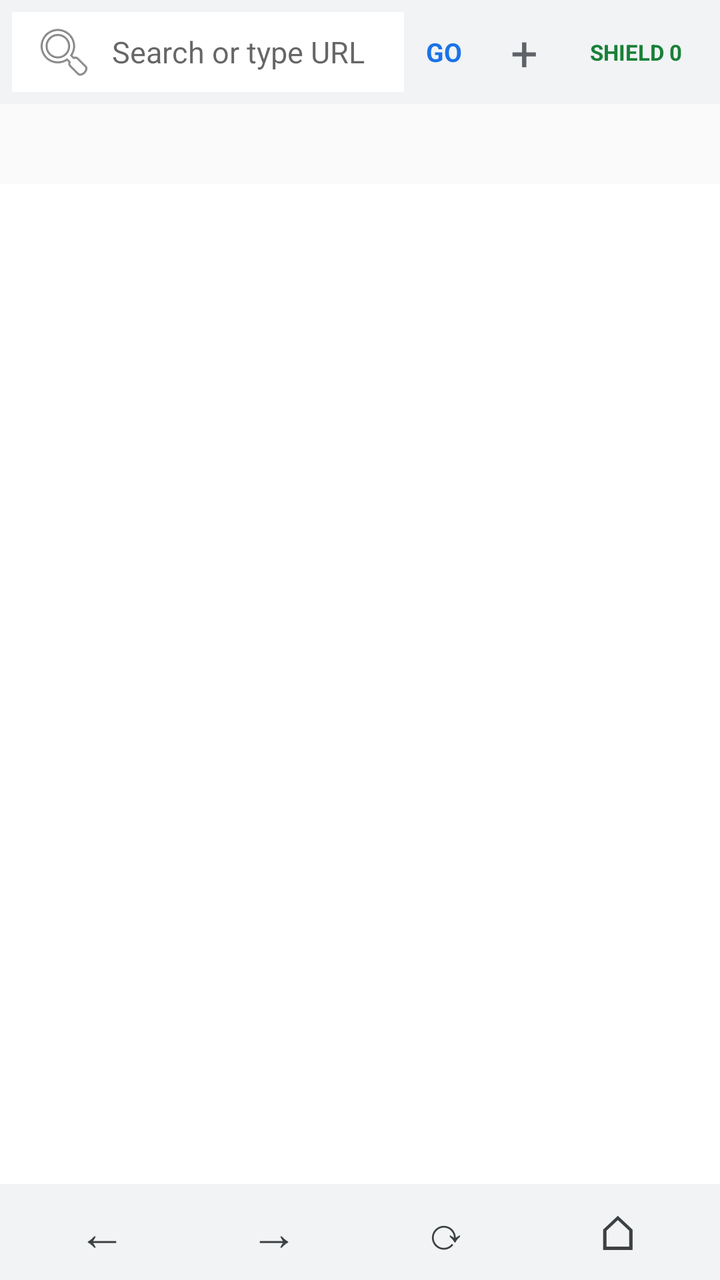
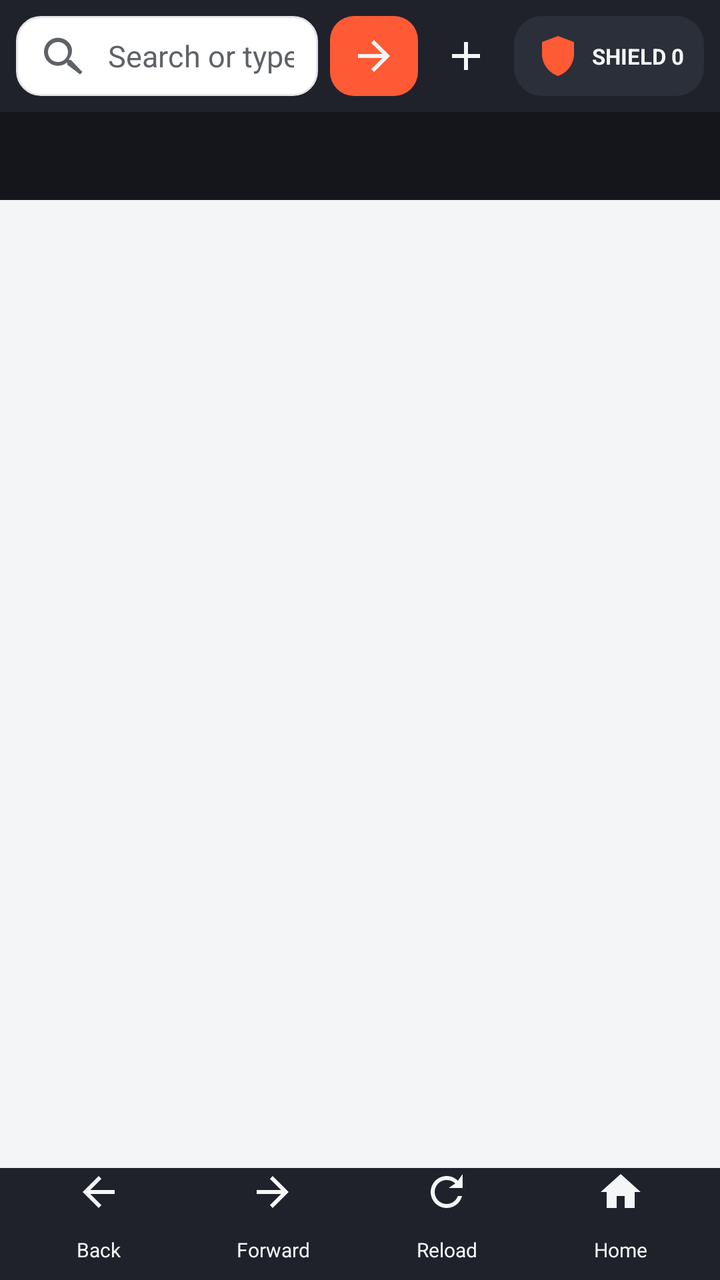

An Android layout rendered at two revisions. The XML below is the earlier revision; the diff shows what the commit changed to produce the second picture.
<!-- AndroidManifest.xml: application theme Theme.LightweightBrowser -->
<!-- res/layout/activity_main.xml -->
<?xml version="1.0" encoding="utf-8"?>
<LinearLayout xmlns:android="http://schemas.android.com/apk/res/android"
    android:layout_width="match_parent"
    android:layout_height="match_parent"
    android:orientation="vertical"
    android:background="@android:color/white">

    
    <LinearLayout
        android:layout_width="match_parent"
        android:layout_height="wrap_content"
        android:orientation="horizontal"
        android:gravity="center_vertical"
        android:background="#F1F3F4"
        android:paddingStart="6dp"
        android:paddingTop="6dp"
        android:paddingEnd="6dp"
        android:paddingBottom="6dp">

        <EditText
            android:id="@+id/urlEditText"
            android:layout_width="0dp"
            android:layout_height="40dp"
            android:layout_weight="1"
            android:background="@android:color/white"
            android:drawableStart="@android:drawable/ic_menu_search"
            android:drawablePadding="8dp"
            android:hint="Search or type URL"
            android:imeOptions="actionGo"
            android:inputType="textUri"
            android:maxLines="1"
            android:paddingStart="10dp"
            android:paddingEnd="10dp"
            android:singleLine="true"
            android:textColor="#202124"
            android:textSize="15sp" />

        <TextView
            android:id="@+id/goButton"
            android:layout_width="wrap_content"
            android:layout_height="40dp"
            android:gravity="center"
            android:minWidth="40dp"
            android:paddingStart="6dp"
            android:paddingEnd="6dp"
            android:text="GO"
            android:textColor="#1A73E8"
            android:textSize="13sp"
            android:textStyle="bold"
            android:background="?android:attr/selectableItemBackground"
            android:contentDescription="Go" />

        <TextView
            android:id="@+id/newTabButton"
            android:layout_width="40dp"
            android:layout_height="40dp"
            android:gravity="center"
            android:text="+"
            android:textColor="#5F6368"
            android:textSize="24sp"
            android:background="?android:attr/selectableItemBackground"
            android:contentDescription="New tab" />

        <TextView
            android:id="@+id/shieldButton"
            android:layout_width="wrap_content"
            android:layout_height="40dp"
            android:gravity="center"
            android:minWidth="72dp"
            android:paddingStart="4dp"
            android:paddingEnd="4dp"
            android:text="SHIELD 0"
            android:textColor="#188038"
            android:textSize="11sp"
            android:textStyle="bold"
            android:background="?android:attr/selectableItemBackground"
            android:contentDescription="Ad blocking shield" />
    </LinearLayout>

    <HorizontalScrollView
        android:layout_width="match_parent"
        android:layout_height="40dp"
        android:background="#FAFAFA"
        android:paddingStart="6dp"
        android:paddingEnd="6dp"
        android:scrollbars="none">

        <LinearLayout
            android:id="@+id/tabBarContainer"
            android:layout_width="wrap_content"
            android:layout_height="match_parent"
            android:gravity="center_vertical"
            android:orientation="horizontal" />
    </HorizontalScrollView>

    <FrameLayout
        android:id="@+id/tabContentContainer"
        android:layout_width="match_parent"
        android:layout_height="0dp"
        android:layout_weight="1" />

    <LinearLayout
        android:layout_width="match_parent"
        android:layout_height="48dp"
        android:background="#F1F3F4"
        android:gravity="center_vertical"
        android:orientation="horizontal"
        android:paddingStart="8dp"
        android:paddingEnd="8dp">

        <TextView
            android:id="@+id/backButton"
            android:layout_width="0dp"
            android:layout_height="match_parent"
            android:layout_weight="1"
            android:gravity="center"
            android:text="←"
            android:textColor="#3C4043"
            android:textSize="24sp"
            android:background="?android:attr/selectableItemBackground"
            android:contentDescription="Back" />

        <TextView
            android:id="@+id/forwardButton"
            android:layout_width="0dp"
            android:layout_height="match_parent"
            android:layout_weight="1"
            android:gravity="center"
            android:text="→"
            android:textColor="#3C4043"
            android:textSize="24sp"
            android:background="?android:attr/selectableItemBackground"
            android:contentDescription="Forward" />

        <TextView
            android:id="@+id/reloadButton"
            android:layout_width="0dp"
            android:layout_height="match_parent"
            android:layout_weight="1"
            android:gravity="center"
            android:text="⟳"
            android:textColor="#3C4043"
            android:textSize="22sp"
            android:background="?android:attr/selectableItemBackground"
            android:contentDescription="Reload" />

        <TextView
            android:id="@+id/homeButton"
            android:layout_width="0dp"
            android:layout_height="match_parent"
            android:layout_weight="1"
            android:gravity="center"
            android:text="⌂"
            android:textColor="#3C4043"
            android:textSize="24sp"
            android:background="?android:attr/selectableItemBackground"
            android:contentDescription="New tab page" />
    </LinearLayout>

</LinearLayout>
<!-- resources referenced by this layout -->
<resources>
  <style name="Base.Theme.LightweightBrowser" parent="@android:style/Theme.Material.Light.NoActionBar" />
  <!-- unchanged entries left out for length: 1 -->
</resources>

<!-- the commit's change to res/layout/activity_main.xml (unified diff, before → after) -->
@@ -3,84 +3,86 @@
     android:layout_width="match_parent"
     android:layout_height="match_parent"
     android:orientation="vertical"
-    android:background="@android:color/white">
+    android:background="@color/surface_alt">
 
     
     <LinearLayout
         android:layout_width="match_parent"
-        android:layout_height="wrap_content"
+        android:layout_height="@dimen/toolbar_height"
         android:orientation="horizontal"
         android:gravity="center_vertical"
-        android:background="#F1F3F4"
-        android:paddingStart="6dp"
-        android:paddingTop="6dp"
-        android:paddingEnd="6dp"
-        android:paddingBottom="6dp">
+        android:background="@color/brand_primary"
+        android:paddingStart="8dp"
+        android:paddingEnd="8dp">
 
         <EditText
             android:id="@+id/urlEditText"
             android:layout_width="0dp"
-            android:layout_height="40dp"
+            android:layout_height="@dimen/omnibox_height"
             android:layout_weight="1"
-            android:background="@android:color/white"
-            android:drawableStart="@android:drawable/ic_menu_search"
-            android:drawablePadding="8dp"
+            android:background="@drawable/url_field_background"
+            android:drawableStart="@drawable/ic_search"
+            android:drawablePadding="10dp"
             android:hint="Search or type URL"
             android:imeOptions="actionGo"
             android:inputType="textUri"
             android:maxLines="1"
-            android:paddingStart="10dp"
-            android:paddingEnd="10dp"
+            android:paddingStart="12dp"
+            android:paddingEnd="12dp"
             android:singleLine="true"
-            android:textColor="#202124"
+            android:textColor="@color/text_primary"
+            android:textColorHint="@color/text_secondary"
             android:textSize="15sp" />
 
         <TextView
             android:id="@+id/goButton"
-            android:layout_width="wrap_content"
-            android:layout_height="40dp"
-            android:gravity="center"
-            android:minWidth="40dp"
-            android:paddingStart="6dp"
-            android:paddingEnd="6dp"
-            android:text="GO"
-            android:textColor="#1A73E8"
-            android:textSize="13sp"
-            android:textStyle="bold"
-            android:background="?android:attr/selectableItemBackground"
-            android:contentDescription="Go" />
+            android:layout_width="44dp"
+            android:layout_height="@dimen/omnibox_height"
+            android:layout_marginStart="6dp"
+            android:background="@drawable/toolbar_action_background"
+            android:contentDescription="Go"
+            android:drawableStart="@drawable/ic_arrow_forward"
+            android:gravity="center_vertical"
+            android:paddingStart="10dp"
+            android:text=""
+            android:textSize="0sp" />
 
         <TextView
             android:id="@+id/newTabButton"
             android:layout_width="40dp"
-            android:layout_height="40dp"
-            android:gravity="center"
-            android:text="+"
-            android:textColor="#5F6368"
-            android:textSize="24sp"
+            android:layout_height="@dimen/omnibox_height"
+            android:layout_marginStart="4dp"
             android:background="?android:attr/selectableItemBackground"
-            android:contentDescription="New tab" />
+            android:contentDescription="New tab"
+            android:drawableStart="@drawable/ic_add"
+            android:gravity="center_vertical"
+            android:paddingStart="8dp"
+            android:text=""
+            android:textSize="0sp" />
 
         <TextView
             android:id="@+id/shieldButton"
             android:layout_width="wrap_content"
-            android:layout_height="40dp"
+            android:layout_height="@dimen/omnibox_height"
+            android:layout_marginStart="4dp"
+            android:minWidth="76dp"
+            android:paddingStart="10dp"
+            android:paddingEnd="10dp"
+            android:background="@drawable/shield_pill_background"
+            android:contentDescription="Ad blocking shield"
+            android:drawableStart="@drawable/ic_shield_small"
+            android:drawablePadding="5dp"
             android:gravity="center"
-            android:minWidth="72dp"
-            android:paddingStart="4dp"
-            android:paddingEnd="4dp"
             android:text="SHIELD 0"
-            android:textColor="#188038"
+            android:textColor="@color/icon_on_dark"
             android:textSize="11sp"
-            android:textStyle="bold"
-            android:background="?android:attr/selectableItemBackground"
-            android:contentDescription="Ad blocking shield" />
+            android:textStyle="bold" />
     </LinearLayout>
 
     <HorizontalScrollView
         android:layout_width="match_parent"
-        android:layout_height="40dp"
-        android:background="#FAFAFA"
+        android:layout_height="@dimen/tab_bar_height"
+        android:background="@color/brand_primary_dark"
         android:paddingStart="6dp"
         android:paddingEnd="6dp"
         android:scrollbars="none">
@@ -101,60 +103,68 @@
 
     <LinearLayout
         android:layout_width="match_parent"
-        android:layout_height="48dp"
-        android:background="#F1F3F4"
+        android:layout_height="@dimen/bottom_bar_height"
+        android:orientation="horizontal"
         android:gravity="center_vertical"
-        android:orientation="horizontal"
-        android:paddingStart="8dp"
-        android:paddingEnd="8dp">
+        android:background="@color/brand_primary"
+        android:paddingStart="6dp"
+        android:paddingEnd="6dp">
 
         <TextView
             android:id="@+id/backButton"
             android:layout_width="0dp"
             android:layout_height="match_parent"
             android:layout_weight="1"
+            android:background="?android:attr/selectableItemBackground"
+            android:contentDescription="Back"
+            android:drawablePadding="2dp"
+            android:drawableTop="@drawable/ic_back"
             android:gravity="center"
-            android:text="←"
-            android:textColor="#3C4043"
-            android:textSize="24sp"
-            android:background="?android:attr/selectableItemBackground"
-            android:contentDescription="Back" />
+            android:text="Back"
+            android:textColor="@color/nav_item_colors"
+            android:textSize="10sp" />
 
         <TextView
             android:id="@+id/forwardButton"
             android:layout_width="0dp"
             android:layout_height="match_parent"
             android:layout_weight="1"
+            android:background="?android:attr/selectableItemBackground"
+            android:contentDescription="Forward"
+            android:drawablePadding="2dp"
+            android:drawableTop="@drawable/ic_forward"
             android:gravity="center"
-            android:text="→"
-            android:textColor="#3C4043"
-            android:textSize="24sp"
-            android:background="?android:attr/selectableItemBackground"
-            android:contentDescription="Forward" />
+            android:text="Forward"
+            android:textColor="@color/nav_item_colors"
+            android:textSize="10sp" />
 
         <TextView
             android:id="@+id/reloadButton"
             android:layout_width="0dp"
             android:layout_height="match_parent"
             android:layout_weight="1"
+            android:background="?android:attr/selectableItemBackground"
+            android:contentDescription="Reload"
+            android:drawablePadding="2dp"
+            android:drawableTop="@drawable/ic_reload"
             android:gravity="center"
-            android:text="⟳"
-            android:textColor="#3C4043"
-            android:textSize="22sp"
-            android:background="?android:attr/selectableItemBackground"
-            android:contentDescription="Reload" />
+            android:text="Reload"
+            android:textColor="@color/nav_item_colors"
+            android:textSize="10sp" />
 
         <TextView
             android:id="@+id/homeButton"
             android:layout_width="0dp"
             android:layout_height="match_parent"
             android:layout_weight="1"
+            android:background="?android:attr/selectableItemBackground"
+            android:contentDescription="New tab page"
+            android:drawablePadding="2dp"
+            android:drawableTop="@drawable/ic_home"
             android:gravity="center"
-            android:text="⌂"
-            android:textColor="#3C4043"
-            android:textSize="24sp"
-            android:background="?android:attr/selectableItemBackground"
-            android:contentDescription="New tab page" />
+            android:text="Home"
+            android:textColor="@color/nav_item_colors"
+            android:textSize="10sp" />
     </LinearLayout>
 
 </LinearLayout>
<!-- resource entries referenced after the edit -->
@@ -1,6 +1,132 @@
 <!-- resources referenced by this layout -->
 <resources>
-  <style name="Base.Theme.LightweightBrowser" parent="@android:style/Theme.Material.Light.NoActionBar" />
+  <color name="brand_primary">#FF1F222B</color>
+  <color name="brand_primary_dark">#FF14161C</color>
+  <color name="icon_on_dark">#FFF5F6F7</color>
+  <color name="surface_alt">#FFF4F5F7</color>
+  <color name="text_primary">#FF202124</color>
+  <color name="text_secondary">#FF5F6368</color>
+  <dimen name="bottom_bar_height">56dp</dimen>
+  <dimen name="omnibox_height">40dp</dimen>
+  <dimen name="tab_bar_height">44dp</dimen>
+  <dimen name="toolbar_height">56dp</dimen>
+  <!-- drawable ic_add (drawable) -->
+  <vector xmlns:android="http://schemas.android.com/apk/res/android"
+      android:width="24dp"
+      android:height="24dp"
+      android:viewportWidth="24"
+      android:viewportHeight="24">
+      <path
+          android:fillColor="@color/icon_on_dark"
+          android:pathData="M19,13h-6v6h-2v-6H5v-2h6V5h2v6h6z" />
+  </vector>
+  <!-- drawable ic_arrow_forward (drawable) -->
+  <vector xmlns:android="http://schemas.android.com/apk/res/android"
+      android:width="24dp"
+      android:height="24dp"
+      android:viewportWidth="24"
+      android:viewportHeight="24">
+      <path
+          android:fillColor="@color/icon_on_dark"
+          android:pathData="M12,4l-1.4,1.4L16.2,11H4v2h12.2l-5.6,5.6L12,20l8,-8z" />
+  </vector>
+  <!-- drawable ic_back (drawable) -->
+  <vector xmlns:android="http://schemas.android.com/apk/res/android"
+      android:width="24dp"
+      android:height="24dp"
+      android:viewportWidth="24"
+      android:viewportHeight="24">
+      <path
+          android:fillColor="@color/icon_on_dark"
+          android:pathData="M20,11H7.8l5.6,-5.6L12,4l-8,8 8,8 1.4,-1.4L7.8,13H20z" />
+  </vector>
+  <!-- drawable ic_forward (drawable) -->
+  <vector xmlns:android="http://schemas.android.com/apk/res/android"
+      android:width="24dp"
+      android:height="24dp"
+      android:viewportWidth="24"
+      android:viewportHeight="24">
+      <path
+          android:fillColor="@color/icon_on_dark"
+          android:pathData="M4,11h12.2l-5.6,-5.6L12,4l8,8 -8,8 -1.4,-1.4L16.2,13H4z" />
+  </vector>
+  <!-- drawable ic_home (drawable) -->
+  <vector xmlns:android="http://schemas.android.com/apk/res/android"
+      android:width="24dp"
+      android:height="24dp"
+      android:viewportWidth="24"
+      android:viewportHeight="24">
+      <path
+          android:fillColor="@color/icon_on_dark"
+          android:pathData="M10,20v-6h4v6h5v-8h3L12,3 2,12h3v8z" />
+  </vector>
+  <!-- drawable ic_reload (drawable) -->
+  <vector xmlns:android="http://schemas.android.com/apk/res/android"
+      android:width="24dp"
+      android:height="24dp"
+      android:viewportWidth="24"
+      android:viewportHeight="24">
+      <path
+          android:fillColor="@color/icon_on_dark"
+          android:pathData="M17.6,6.4C16.2,4.9 14.2,4 12,4c-4.4,0 -8,3.6 -8,8s3.6,8 8,8c3.7,0 6.8,-2.5 7.7,-6h-2.1c-0.8,2.3 -3,4 -5.6,4 -3.3,0 -6,-2.7 -6,-6s2.7,-6 6,-6c1.7,0 3.2,0.7 4.3,1.7L13,10h7V3l-2.4,3.4z" />
+  </vector>
+  <!-- drawable ic_search (drawable) -->
+  <vector xmlns:android="http://schemas.android.com/apk/res/android"
+      android:width="24dp"
+      android:height="24dp"
+      android:viewportWidth="24"
+      android:viewportHeight="24">
+      <path
+          android:fillColor="@color/text_secondary"
+          android:pathData="M15.5,14h-0.8l-0.3,-0.3c1,-1.2 1.6,-2.7 1.6,-4.4C16,6 12.9,2.9 9,2.9S2,6 2,9.9s3.1,7 7,7c1.7,0 3.2,-0.6 4.4,-1.6l0.3,0.3v0.8L20,21.2 21.2,20 15.5,14zM9,15c-2.8,0 -5,-2.2 -5,-5s2.2,-5 5,-5 5,2.2 5,5 -2.2,5 -5,5z" />
+  </vector>
+  <!-- drawable ic_shield_small (drawable) -->
+  <vector xmlns:android="http://schemas.android.com/apk/res/android"
+      android:width="24dp"
+      android:height="24dp"
+      android:viewportWidth="24"
+      android:viewportHeight="24">
+      <path
+          android:fillColor="@color/brand_accent"
+          android:pathData="M12,2L4,5v6c0,5 3.4,9.4 8,11 4.6,-1.6 8,-6 8,-11V5l-8,-3z" />
+  </vector>
+  <!-- drawable shield_pill_background (drawable) -->
+  <?xml version="1.0" encoding="utf-8"?>
+  <shape xmlns:android="http://schemas.android.com/apk/res/android"
+      android:shape="rectangle">
+      <solid android:color="@color/shield_pill" />
+      <corners android:radius="14dp" />
+  </shape>
+  <!-- drawable toolbar_action_background (drawable) -->
+  <?xml version="1.0" encoding="utf-8"?>
+  <shape xmlns:android="http://schemas.android.com/apk/res/android"
+      android:shape="rectangle">
+      <solid android:color="@color/brand_accent" />
+      <corners android:radius="@dimen/corner_radius" />
+  </shape>
+  <!-- drawable url_field_background (drawable) -->
+  <?xml version="1.0" encoding="utf-8"?>
+  <shape xmlns:android="http://schemas.android.com/apk/res/android"
+      android:shape="rectangle">
+      <solid android:color="@color/surface" />
+      <corners android:radius="@dimen/corner_radius" />
+      <stroke
+          android:width="1dp"
+          android:color="@color/divider" />
+  </shape>
+  <color name="brand_accent">#FFFF5A36</color>
+  <color name="shield_pill">#FF2B2F39</color>
+  <dimen name="corner_radius">12dp</dimen>
+  <color name="surface">#FFFFFFFF</color>
+  <color name="divider">#FFE3E5E8</color>
+  <style name="Base.Theme.LightweightBrowser" parent="@android:style/Theme.Material.Light.NoActionBar">
+          <item name="android:windowBackground">@color/surface_alt</item>
+          <item name="android:colorAccent">@color/brand_accent</item>
+          <item name="android:statusBarColor">@color/brand_primary_dark</item>
+          <item name="android:navigationBarColor">@color/brand_primary_dark</item>
+          <item name="android:textColorPrimary">@color/text_primary</item>
+          <item name="android:textColorSecondary">@color/text_secondary</item>
+      </style>
   <!-- unchanged entries left out for length: 1 -->
 </resources>
 
